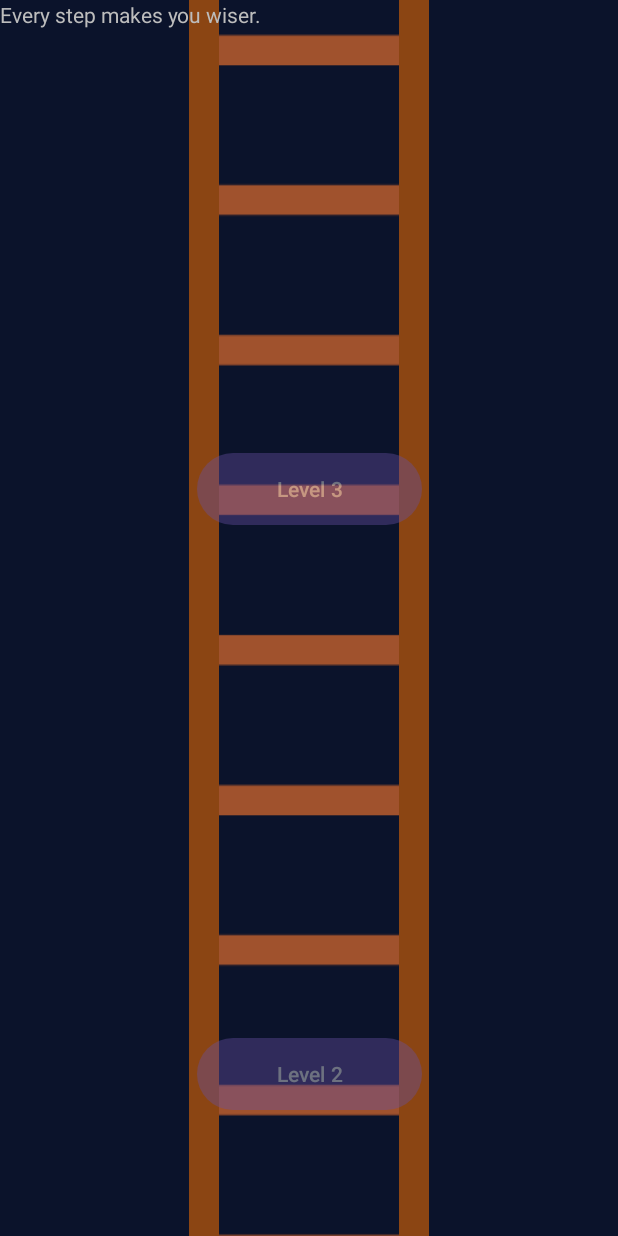
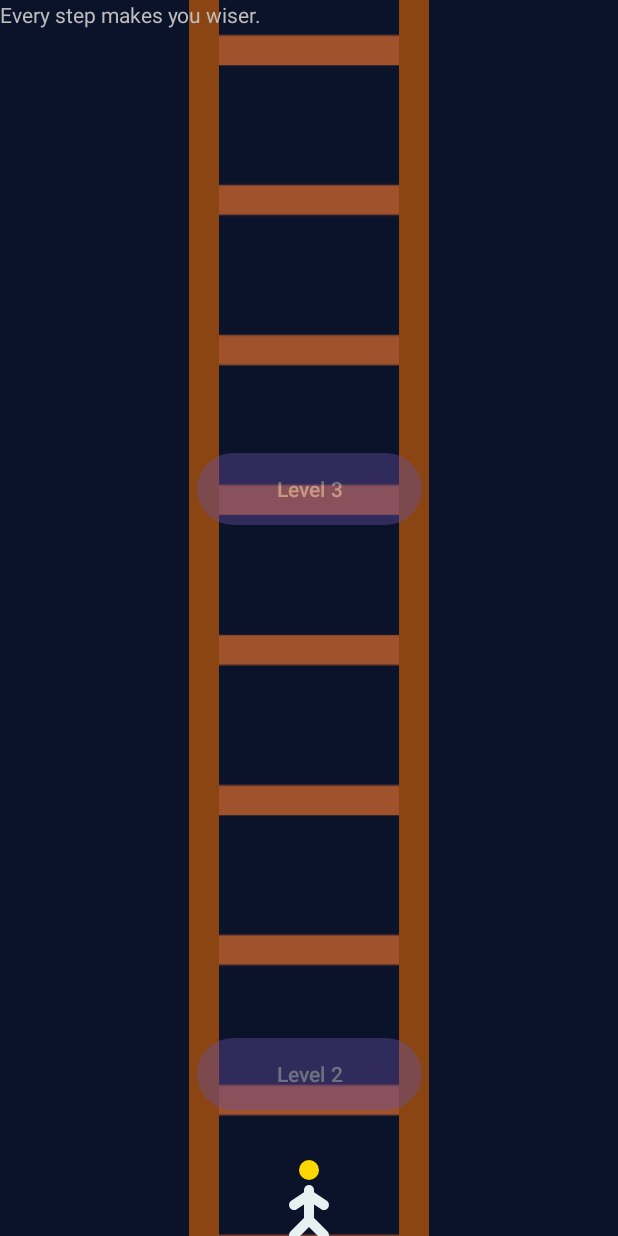
Before and after one commit to UtilityDD/slm, an Android app: the screen it shows after launch (MainActivity), scrolled down 576 dp, on a phone screen of 412 x 824 dp. Run offline under Robolectric (Android 15) with nearby library versions, the phone set to English and light mode, and no system bars.

Commit message:
ANIMATED CHARACTER ADDED ON LADDER

```diff
--- a/app/src/main/java/com/blackgrapes/smartlineman/MainActivity.kt
+++ b/app/src/main/java/com/blackgrapes/smartlineman/MainActivity.kt
@@ -1,13 +1,15 @@
 package com.blackgrapes.smartlineman
 
 import android.content.Intent
+import android.graphics.drawable.AnimationDrawable
 import android.os.Bundle
 import android.view.View
 import android.view.animation.AnimationUtils
 import android.widget.Button
-import android.widget.LinearLayout
+import android.widget.ImageView
 import androidx.activity.enableEdgeToEdge
 import androidx.appcompat.app.AppCompatActivity
+import androidx.core.widget.NestedScrollView
 import androidx.core.view.ViewCompat
 import androidx.core.view.WindowInsetsCompat
 
@@ -28,6 +30,9 @@ class MainActivity : AppCompatActivity() {
             insets
         }
 
+        val scrollView = findViewById<NestedScrollView>(R.id.scroll_view)
+        val climberImage = findViewById<ImageView>(R.id.climber_image)
+        val climberAnimation = climberImage.drawable as AnimationDrawable
         val level1Button = findViewById<Button>(R.id.level_1_button)
         val level2Button = findViewById<Button>(R.id.level_2_button)
         val level3Button = findViewById<Button>(R.id.level_3_button)
@@ -37,6 +42,23 @@ class MainActivity : AppCompatActivity() {
         level1Button.startAnimation(pulseAnimation)
         level2Button.startAnimation(pulseAnimation)
         level3Button.startAnimation(pulseAnimation)
+
+        scrollView.setOnScrollChangeListener(NestedScrollView.OnScrollChangeListener { _, _, scrollY, _, oldScrollY ->
+            // Move the climber up or down based on scroll
+            climberImage.translationY = -scrollY.toFloat()
+
+            // Start animation on scroll, stop when idle
+            if (scrollY != oldScrollY) {
+                if (!climberAnimation.isRunning) {
+                    climberAnimation.start()
+                }
+            } else {
+                // Optional: A delay could be added here before stopping
+                if (climberAnimation.isRunning) {
+                    climberAnimation.stop()
+                }
+            }
+        })
 
         level1Button.setOnClickListener {
             startGame(1)
--- /dev/null
+++ b/app/src/main/res/drawable/climber_animation.xml
@@ -0,0 +1,6 @@
+<?xml version="1.0" encoding="utf-8"?>
+<animation-list xmlns:android="http://schemas.android.com/apk/res/android"
+    android:oneshot="false">
+    <item android:drawable="@drawable/climber_frame_1" android:duration="300" />
+    <item android:drawable="@drawable/climber_frame_2" android:duration="300" />
+</animation-list>
--- /dev/null
+++ b/app/src/main/res/drawable/climber_frame_1.xml
@@ -0,0 +1,26 @@
+<?xml version="1.0" encoding="utf-8"?>
+<vector xmlns:android="http://schemas.android.com/apk/res/android"
+    android:width="24dp"
+    android:height="24dp"
+    android:viewportWidth="24"
+    android:viewportHeight="24">
+
+    <!-- Head -->
+    <path
+        android:fillColor="@color/golden_light"
+        android:pathData="M12,4m-2,0a2,2 0,1 1,4 0a2,2 0,1 1,-4 0" />
+
+    <!-- Body -->
+    <path
+        android:strokeColor="@color/pearl_white"
+        android:strokeWidth="2"
+        android:strokeLineCap="round"
+        android:pathData="M12,8 l0,6" />
+
+    <!-- Limbs (Pose 1) -->
+    <path
+        android:strokeColor="@color/pearl_white"
+        android:strokeWidth="2"
+        android:strokeLineCap="round"
+        android:pathData="M12,9 l-3,2 M12,9 l3,2 M12,14 l-3,3 M12,14 l3,3" />
+</vector>
--- /dev/null
+++ b/app/src/main/res/drawable/climber_frame_2.xml
@@ -0,0 +1,26 @@
+<?xml version="1.0" encoding="utf-8"?>
+<vector xmlns:android="http://schemas.android.com/apk/res/android"
+    android:width="24dp"
+    android:height="24dp"
+    android:viewportWidth="24"
+    android:viewportHeight="24">
+
+    <!-- Head -->
+    <path
+        android:fillColor="@color/golden_light"
+        android:pathData="M12,4m-2,0a2,2 0,1 1,4 0a2,2 0,1 1,-4 0" />
+
+    <!-- Body -->
+    <path
+        android:strokeColor="@color/pearl_white"
+        android:strokeWidth="2"
+        android:strokeLineCap="round"
+        android:pathData="M12,8 l0,6" />
+
+    <!-- Limbs (Pose 2) -->
+    <path
+        android:strokeColor="@color/pearl_white"
+        android:strokeWidth="2"
+        android:strokeLineCap="round"
+        android:pathData="M12,11 l-3,-2 M12,11 l3,-2 M12,14 l-3,-3 M12,14 l3,-3" />
+</vector>
--- a/app/src/main/res/layout/activity_main.xml
+++ b/app/src/main/res/layout/activity_main.xml
@@ -9,6 +9,7 @@
     tools:context=".MainActivity">
 
     <androidx.core.widget.NestedScrollView
+        android:id="@+id/scroll_view"
         android:layout_width="match_parent"
         android:layout_height="match_parent"
         android:fillViewport="true">
@@ -57,6 +58,16 @@
                 app:layout_constraintEnd_toEndOf="parent"
                 app:layout_constraintStart_toStartOf="parent"
                 app:layout_constraintTop_toBottomOf="@id/title_lineman_quest" />
+
+            <ImageView
+                android:id="@+id/climber_image"
+                android:layout_width="80dp"
+                android:layout_height="80dp"
+                android:src="@drawable/climber_animation"
+                app:layout_constraintBottom_toBottomOf="@id/ladder_image"
+                app:layout_constraintEnd_toEndOf="@id/ladder_image"
+                app:layout_constraintStart_toStartOf="@id/ladder_image"
+                android:contentDescription="@string/climber_desc" />
 
             <Button
                 android:id="@+id/level_1_button"
--- a/app/src/main/res/values/strings.xml
+++ b/app/src/main/res/values/strings.xml
@@ -15,4 +15,5 @@
     <string name="your_score">Your Score</string>
     <string name="play_again">PLAY AGAIN</string>
     <string name="ladder_image_desc">A long wooden ladder reaching upwards.</string>
+    <string name="climber_desc">A character climbing the ladder.</string>
 </resources>
```
